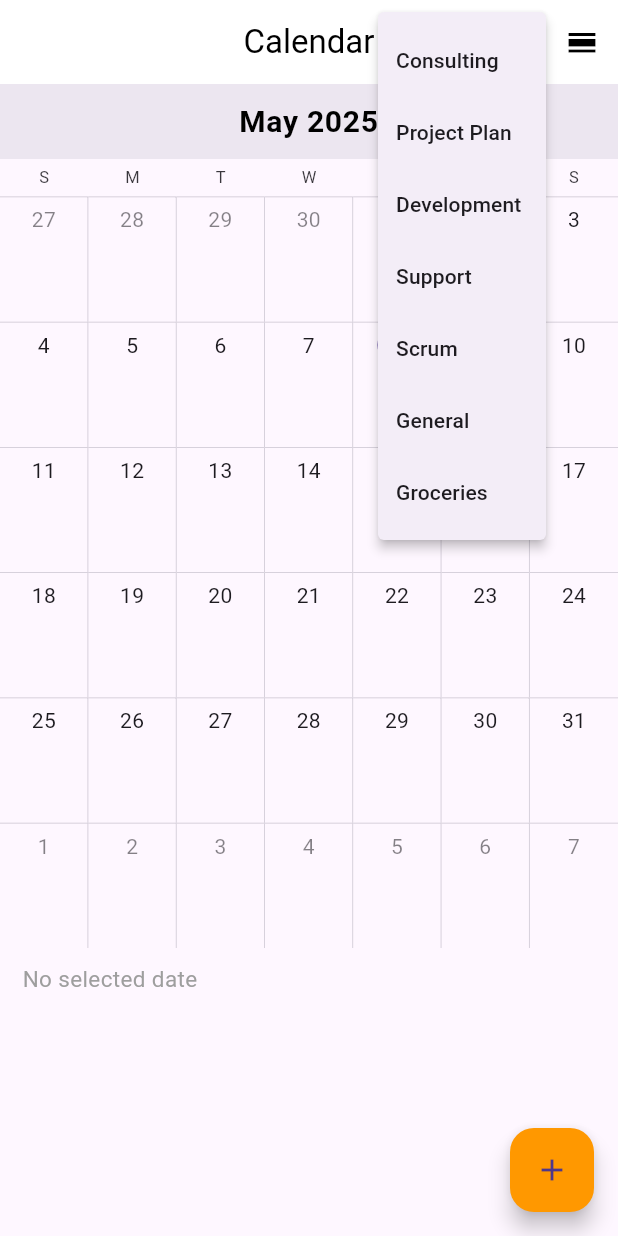
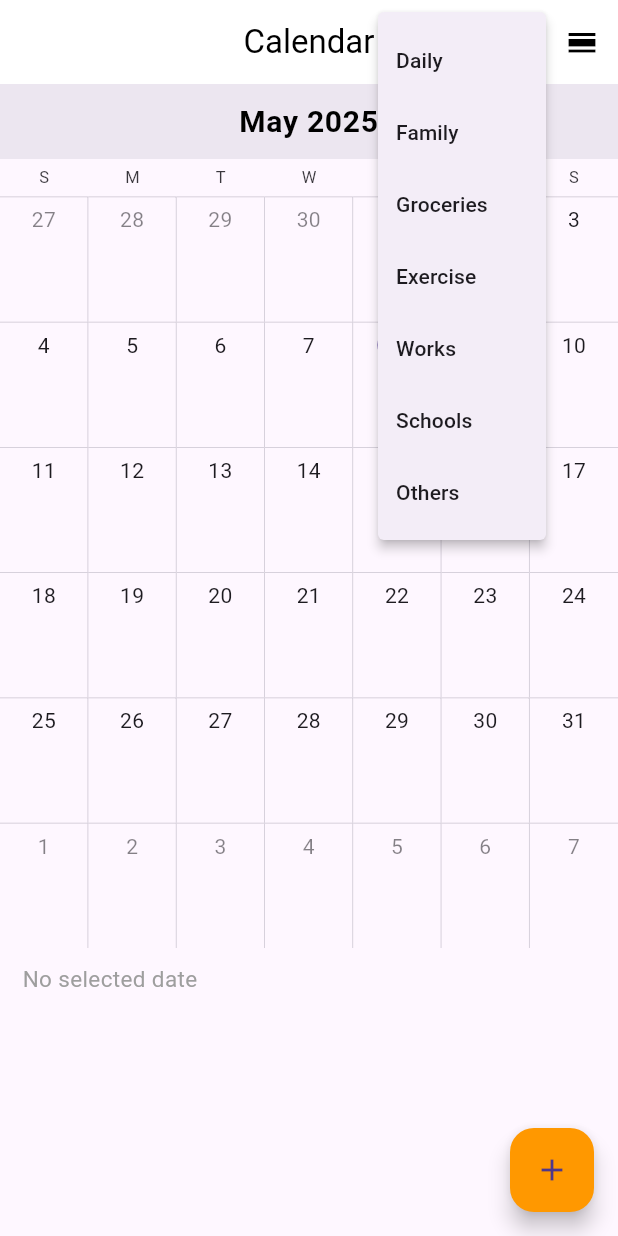
Before and after one commit to AdrielTTE/Habitect, a Flutter app: the screen it shows after launch, after a tap on the "filter list" icon, on a phone screen of 412 x 824 dp. Run offline on Flutter 3.47's test engine with Material 3 defaults, Android fonts, the phone set to English and light mode, and no system bars; drawn by our look-alikes of syncfusion_flutter_calendar; our stand-ins replace cloud_firestore, firebase_core; accounts and stored records are empty.

Commit message:
Calendar and schedule

```diff
--- a/lib/calendar_page.dart
+++ b/lib/calendar_page.dart
@@ -3,6 +3,156 @@ import 'package:syncfusion_flutter_calendar/calendar.dart';
 import 'package:cloud_firestore/cloud_firestore.dart';
 import 'package:intl/intl.dart';
 import 'dart:async';
+
+class CalendarEvent {
+  final String id;
+  final String title;
+  final String category;
+  final Timestamp? createdAt;
+  final String startDate;
+  final String startTime;
+  final String endDate;
+  final String endTime;
+  final Frequency frequency;
+  final Reminder reminder;
+  final DateTime from;
+  final DateTime to;
+  final Color background;
+  final bool isAllDay;
+
+  CalendarEvent({
+    required this.id,
+    required this.title,
+    required this.category,
+    this.createdAt,
+    required this.startDate,
+    required this.startTime,
+    required this.endDate,
+    required this.endTime,
+    required this.frequency,
+    required this.reminder,
+    required this.from,
+    required this.to,
+    required this.background,
+    required this.isAllDay,
+  });
+
+  factory CalendarEvent.fromFirestore(DocumentSnapshot doc) {
+    final data = doc.data() as Map<String, dynamic>;
+    final dateFormatter = DateFormat('M/d/yyyy');
+    final timeFormatter = DateFormat('h:mm a');
+    final startDateStr = data['startDate'] as String? ?? '1/1/1970';
+    final startTimeStr = data['startTime'] as String? ?? '12:00 AM';
+    final startDate = dateFormatter.parse(startDateStr);
+    final startTime = timeFormatter.parse(startTimeStr);
+    final from = DateTime(
+      startDate.year,
+      startDate.month,
+      startDate.day,
+      startTime.hour,
+      startTime.minute,
+    );
+    final endDateStr = data['endDate'] as String? ?? startDateStr;
+    final endTimeStr = data['endTime'] as String? ?? startTimeStr;
+    final endDate = dateFormatter.parse(endDateStr);
+    final endTime = timeFormatter.parse(endTimeStr);
+    final to = DateTime(
+      endDate.year,
+      endDate.month,
+      endDate.day,
+      endTime.hour,
+      endTime.minute,
+    );
+
+    final category = data['category'] as String? ?? 'General';
+    final background = {
+      'Consulting': Colors.red[700]!,
+      'Project Plan': Colors.green[700]!,
+      'Development': Colors.grey[700]!,
+      'Support': Colors.purple[700]!,
+      'Scrum': Colors.blue[700]!,
+      'General': Colors.orange[700]!,
+      'Groceries': Colors.green[700]!,
+    }[category] ?? Colors.orange[700]!;
+
+    return CalendarEvent(
+      id: doc.id,
+      title: data['title'] ?? category,
+      category: category,
+      createdAt: data['createdAt'] as Timestamp?,
+      startDate: startDateStr,
+      startTime: startTimeStr,
+      endDate: endDateStr,
+      endTime: endTimeStr,
+      frequency: Frequency.fromMap(data['frequency'] ?? {}),
+      reminder: Reminder.fromMap(data['reminder'] ?? {}),
+      from: from,
+      to: to,
+      background: background,
+      isAllDay: (data['frequency']?['type'] == 'Daily'),
+    );
+  }
+}
+
+class Frequency {
+  final String type;
+
+  Frequency({required this.type});
+
+  factory Frequency.fromMap(Map<String, dynamic> map) {
+    return Frequency(type: map['type'] ?? '');
+  }
+}
+
+class Reminder {
+  final String type;
+  final int value;
+
+  Reminder({required this.type, required this.value});
+
+  factory Reminder.fromMap(Map<String, dynamic> map) {
+    return Reminder(
+      type: map['type'] ?? '',
+      value: map['value'] ?? 0,
+    );
+  }
+}
+
+class CalendarService {
+  final FirebaseFirestore _firestore = FirebaseFirestore.instance;
+  final String _collection = 'events';
+
+  Stream<List<CalendarEvent>> getCalendarEvents() {
+    return _firestore
+        .collection(_collection)
+        .orderBy('createdAt', descending: true)
+        .snapshots()
+        .map((snapshot) => snapshot.docs
+        .map((doc) => CalendarEvent.fromFirestore(doc))
+        .toList());
+  }
+
+  Stream<List<CalendarEvent>> getEventsByCategory(String category) {
+    return _firestore
+        .collection(_collection)
+        .where('category', isEqualTo: category)
+        .snapshots()
+        .map((snapshot) => snapshot.docs
+        .map((doc) => CalendarEvent.fromFirestore(doc))
+        .toList());
+  }
+
+  Stream<List<CalendarEvent>> getEventsByDateRange(DateTime start, DateTime end) {
+    return _firestore
+        .collection(_collection)
+        .where('createdAt', isGreaterThanOrEqualTo: Timestamp.fromDate(start))
+        .where('createdAt', isLessThanOrEqualTo: Timestamp.fromDate(end))
+        .snapshots()
+        .map((snapshot) => snapshot.docs
+        .map((doc) => CalendarEvent.fromFirestore(doc))
+        .toList());
+  }
+}
 
 class CalendarScreen extends StatefulWidget {
   const CalendarScreen({Key? key}) : super(key: key);
@@ -13,38 +163,32 @@ class CalendarScreen extends StatefulWidget {
 
 class _CalendarScreenState extends State<CalendarScreen> {
   final CalendarController _calendarController = CalendarController();
+  final CalendarService _calendarService = CalendarService();
   CalendarView _currentView = CalendarView.month;
   _EventDataSource? _events;
   bool _isLoading = true;
   String? _errorMessage;
   StreamSubscription? _eventSubscription;
+  DateTime? _startDate;
+  DateTime? _endDate;
 
   List<String> _categories = [
-    'Consulting',
-    'Project Plan',
-    'Development',
-    'Support',
-    'Scrum',
-    'General',
-    'Groceries'
+    'Daily',
+    'Family',
+    'Groceries',
+    'Exercise',
+    'Works',
+    'Schools',
+    'Others'
   ];
-  String _selectedCategory = 'General';
-
-  final Map<String, Color> _categoryColors = {
-    'Consulting': Colors.red[700]!,
-    'Project Plan': Colors.green[700]!,
-    'Development': Colors.grey[700]!,
-    'Support': Colors.purple[700]!,
-    'Scrum': Colors.blue[700]!,
-    'General': Colors.orange[700]!,
-    'Groceries': Colors.green[700]!,
-  };
+  String _selectedCategory = 'Daily';
 
   @override
   void initState() {
     super.initState();
     _calendarController.view = _currentView;
     _calendarController.displayDate = DateTime(2025, 5, 5);
+    FirebaseFirestore.instance.settings = const Settings(persistenceEnabled: true);
     _fetchEvents();
   }
 
@@ -55,6 +199,24 @@ class _CalendarScreenState extends State<CalendarScreen> {
     super.dispose();
   }
 
+  Future<void> _selectDateRange(BuildContext context) async {
+    final picked = await showDateRangePicker(
+      context: context,
+      firstDate: DateTime(2020),
+      lastDate: DateTime(2030),
+      initialDateRange: _startDate != null && _endDate != null
+          ? DateTimeRange(start: _startDate!, end: _endDate!)
+          : null,
+    );
+    if (picked != null) {
+      setState(() {
+        _startDate = picked.start;
+        _endDate = picked.end;
+      });
+      _fetchEvents();
+    }
+  }
+
   Future<void> _fetchEvents() async {
     setState(() {
       _isLoading = true;
@@ -62,69 +224,24 @@ class _CalendarScreenState extends State<CalendarScreen> {
     });
 
     _eventSubscription?.cancel();
-    _eventSubscription = FirebaseFirestore.instance.collection('events').snapshots().listen(
-          (snapshot) {
-        final List<Event> appointments = snapshot.docs.map((doc) {
-          final data = doc.data() as Map<String, dynamic>;
-          final dateFormatter = DateFormat('M/d/yyyy');
-          final timeFormatter = DateFormat('h:mm a');
-          final startDateStr = data['startDate'] as String? ?? '1/1/1970';
-          final startTimeStr = data['startTime'] as String? ?? '12:00 AM';
-          final startDate = dateFormatter.parse(startDateStr);
-          final startTime = timeFormatter.parse(startTimeStr);
-          final from = DateTime(
-            startDate.year,
-            startDate.month,
-            startDate.day,
-            startTime.hour,
-            startTime.minute,
-          );
-          final endDateStr = data['endDate'] as String? ?? startDateStr;
-          final endTimeStr = data['endTime'] as String? ?? startTimeStr;
-          final endDate = dateFormatter.parse(endDateStr);
-          final endTime = timeFormatter.parse(endTimeStr);
-          final to = DateTime(
-            endDate.year,
-            endDate.month,
-            endDate.day,
-            endTime.hour,
-            endTime.minute,
-          );
-
-          final category = (data['category'] as String?) ?? 'General';
-          final backgroundColor = _categoryColors[category] ?? _categoryColors['General']!;
-
-          return Event(
-            id: doc.id,
-            title: data['title'] ?? category,
-            category: category,
-            createdAt: data['createdAt'] as Timestamp?,
-            startDate: data['startDate'] as String?,
-            startTime: data['startTime'] as String?,
-            endDate: data['endDate'] as String?,
-            endTime: data['endTime'] as String?,
-            frequency: data['frequency'] as Map<String, dynamic>?,
-            reminder: data['reminder'],
-            from: from,
-            to: to,
-            background: backgroundColor,
-            isAllDay: (data['frequency'] != null && (data['frequency'] as Map<String, dynamic>)['type'] == 'Daily'),
-          );
-        }).toList();
-
-        final filteredAppointments = appointments.where((event) => event.category == _selectedCategory).toList();
-
+    final stream = _startDate != null && _endDate != null
+        ? _calendarService.getEventsByDateRange(_startDate!, _endDate!)
+        : _calendarService.getEventsByCategory(_selectedCategory);
+    _eventSubscription = stream.listen(
+          (events) {
         setState(() {
-          _events = _EventDataSource(filteredAppointments);
+          _events = _EventDataSource(events);
           _isLoading = false;
           _errorMessage = null;
         });
       },
       onError: (e, stackTrace) {
-        print('Error fetching events: $e\nStackTrace: $stackTrace');
+        final message = e is FirebaseException
+            ? e.message ?? 'Failed to load events.'
+            : 'An unexpected error occurred.';
         setState(() {
           _isLoading = false;
-          _errorMessage = 'Failed to load events. Please try again.';
+          _errorMessage = message;
         });
       },
     );
@@ -140,11 +257,17 @@ class _CalendarScreenState extends State<CalendarScreen> {
         centerTitle: true,
         title: const Text('Calendar', style: TextStyle(color: Colors.black)),
         actions: [
+          IconButton(
+            icon: const Icon(Icons.date_range, color: Colors.black),
+            onPressed: () => _selectDateRange(context),
+          ),
           PopupMenuButton<String>(
             icon: const Icon(Icons.filter_list, color: Colors.black),
             onSelected: (String value) {
               setState(() {
                 _selectedCategory = value;
+                _startDate = null;
+                _endDate = null;
               });
               _fetchEvents();
             },
@@ -230,7 +353,7 @@ class _CalendarScreenState extends State<CalendarScreen> {
   }
 
   Widget _buildAppointment(BuildContext context, CalendarAppointmentDetails details) {
-    final Event event = details.appointments.first as Event;
+    final CalendarEvent event = details.appointments.first as CalendarEvent;
 
     return Container(
       width: details.bounds.width,
@@ -244,7 +367,7 @@ class _CalendarScreenState extends State<CalendarScreen> {
         child: _currentView == CalendarView.month
             ? Center(
           child: Text(
-            event.category ?? 'General',
+            event.category,
             style: const TextStyle(
               color: Colors.white,
               fontSize: 12,
@@ -259,7 +382,7 @@ class _CalendarScreenState extends State<CalendarScreen> {
           mainAxisAlignment: MainAxisAlignment.center,
           children: [
             Text(
-              event.category ?? 'General',
+              event.category,
               style: const TextStyle(color: Colors.white, fontSize: 12),
               maxLines: 1,
               overflow: TextOverflow.ellipsis,
@@ -277,42 +400,8 @@ class _CalendarScreenState extends State<CalendarScreen> {
   }
 }
 
-class Event {
-  final String id;
-  final String title;
-  final String? category;
-  final Timestamp? createdAt;
-  final String? startDate;
-  final String? startTime;
-  final String? endDate;
-  final String? endTime;
-  final Map<String, dynamic>? frequency;
-  final dynamic reminder;
-  final DateTime from;
-  final DateTime to;
-  final Color background;
-  final bool isAllDay;
-
-  Event({
-    required this.id,
-    required this.title,
-    this.category,
-    this.createdAt,
-    this.startDate,
-    this.startTime,
-    this.endDate,
-    this.endTime,
-    this.frequency,
-    this.reminder,
-    required this.from,
-    required this.to,
-    required this.background,
-    required this.isAllDay,
-  });
-}
-
 class _EventDataSource extends CalendarDataSource {
-  _EventDataSource(List<Event> source) {
+  _EventDataSource(List<CalendarEvent> source) {
     appointments = source;
   }
 
```
